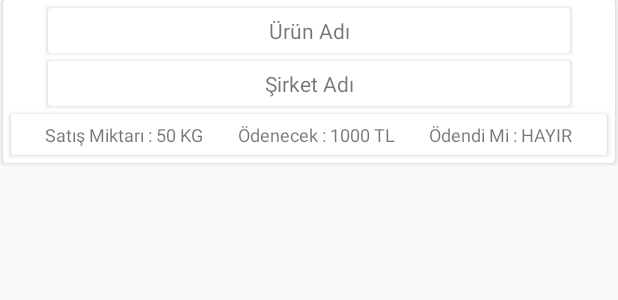
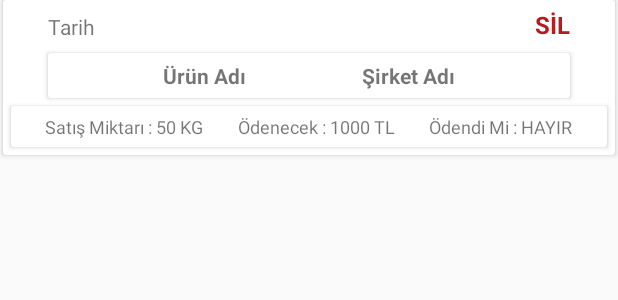
Before and after one commit to mertbabur/Stok-Tracking, an Android app: the layout cardview_sold_product_design.xml on its own in the app's theme, with its tools: preview values and no code run, on a phone screen of 412 x 824 dp. Shown: the top 300 px of the screen. Run offline under Robolectric (Android 15) with nearby library versions, the phone set to English and light mode, and no system bars.

Commit message:
düzenleme devam .

```diff
--- a/app/src/main/java/com/example/stoktakip/Adapters/SoldProductAdapter.java
+++ b/app/src/main/java/com/example/stoktakip/Adapters/SoldProductAdapter.java
@@ -43,7 +43,8 @@ public class SoldProductAdapter extends RecyclerView.Adapter<SoldProductAdapter.
     public class CardHolder extends RecyclerView.ViewHolder{
 
         TextView textView_cardView_SoldProduct_productName, textView_cardView_SoldProduct_companyName, textView_cardView_SoldProduct_soldQuantity
-                , textView_cardView_SoldProduct_debt, textView_cardView_SoldProduct_isPaid;
+                , textView_cardView_SoldProduct_debt, textView_cardView_SoldProduct_isPaid, textView_cardView_SoldProduct_deleteSoldProductClick
+                , textView_cardView_SoldProduct_productDate;
 
         CardView cardView_SoldProduct_productClick;
 
@@ -55,6 +56,9 @@ public class SoldProductAdapter extends RecyclerView.Adapter<SoldProductAdapter.
             textView_cardView_SoldProduct_soldQuantity = itemView.findViewById(R.id.textView_cardView_SoldProduct_soldQuantity);
             textView_cardView_SoldProduct_debt = itemView.findViewById(R.id.textView_cardView_SoldProduct_debt);
             textView_cardView_SoldProduct_isPaid = itemView.findViewById(R.id.textView_cardView_SoldProduct_isPaid);
+            textView_cardView_SoldProduct_productDate = itemView.findViewById(R.id.textView_cardView_SoldProduct_productDate);
+            textView_cardView_SoldProduct_deleteSoldProductClick = itemView.findViewById(R.id.textView_cardView_SoldProduct_deleteSoldProductClick);
+
 
             cardView_SoldProduct_productClick = itemView.findViewById(R.id.cardView_SoldProduct_productClick);
 
@@ -77,6 +81,8 @@ public class SoldProductAdapter extends RecyclerView.Adapter<SoldProductAdapter.
         SoldProduct soldProduct = soldProductList.get(position);
 
         setInfoSoldProductName(holder, soldProduct);
+
+        holder.textView_cardView_SoldProduct_productDate.setText("Tarih : " + soldProduct.getSoldDate());
 
         String customerKey = soldProduct.getCustomerKey();
         setInfoCompanyName(holder, customerKey);
@@ -104,7 +110,7 @@ public class SoldProductAdapter extends RecyclerView.Adapter<SoldProductAdapter.
             public void onDataChange(@NonNull DataSnapshot snapshot) {
 
                 Product product = snapshot.getValue(Product.class);
-                holder.textView_cardView_SoldProduct_productName.setText(product.getProductName());
+                holder.textView_cardView_SoldProduct_productName.setText("Ürün Adı : " + product.getProductName());
 
                 String typeProduct = product.getTypeProduct();
                 setProductSoldQuantity(holder, soldProduct.getSoldQuantity(), typeProduct);
@@ -133,7 +139,7 @@ public class SoldProductAdapter extends RecyclerView.Adapter<SoldProductAdapter.
 
                 String companyName = snapshot.getValue().toString();
 
-                holder.textView_cardView_SoldProduct_companyName.setText(companyName);
+                holder.textView_cardView_SoldProduct_companyName.setText("Şirket Adı : " + companyName);
 
             }
 
@@ -184,9 +190,7 @@ public class SoldProductAdapter extends RecyclerView.Adapter<SoldProductAdapter.
 
         holder.textView_cardView_SoldProduct_soldQuantity.setText("Satış Miktarı : " + soldQuantity + " " + type);
 
+    }
 
 
-
-    }
-
 }
--- a/app/src/main/res/layout/cardview_sold_product_design.xml
+++ b/app/src/main/res/layout/cardview_sold_product_design.xml
@@ -25,12 +25,12 @@
             android:layout_height="match_parent">
 
             <androidx.cardview.widget.CardView
-                android:id="@+id/cardView14"
+                android:id="@+id/cardView16"
                 android:layout_width="0dp"
                 android:layout_height="wrap_content"
                 android:layout_marginStart="30dp"
                 android:layout_marginLeft="30dp"
-                android:layout_marginTop="5dp"
+                android:layout_marginTop="35dp"
                 android:layout_marginEnd="30dp"
                 android:layout_marginRight="30dp"
                 app:layout_constraintEnd_toEndOf="parent"
@@ -46,34 +46,13 @@
                         android:id="@+id/textView_cardView_SoldProduct_productName"
                         android:layout_width="wrap_content"
                         android:layout_height="wrap_content"
-                        android:layout_marginTop="5dp"
-                        android:layout_marginBottom="5dp"
                         android:text="Ürün Adı"
+                        android:textStyle="bold"
                         app:layout_constraintBottom_toBottomOf="parent"
-                        app:layout_constraintEnd_toEndOf="parent"
+                        app:layout_constraintEnd_toStartOf="@+id/textView_cardView_SoldProduct_companyName"
                         app:layout_constraintHorizontal_bias="0.5"
                         app:layout_constraintStart_toStartOf="parent"
                         app:layout_constraintTop_toTopOf="parent" />
-                </androidx.constraintlayout.widget.ConstraintLayout>
-            </androidx.cardview.widget.CardView>
-
-            <androidx.cardview.widget.CardView
-                android:id="@+id/cardView16"
-                android:layout_width="0dp"
-                android:layout_height="wrap_content"
-                android:layout_marginStart="30dp"
-                android:layout_marginLeft="30dp"
-                android:layout_marginTop="5dp"
-                android:layout_marginEnd="30dp"
-                android:layout_marginRight="30dp"
-                app:layout_constraintEnd_toEndOf="parent"
-                app:layout_constraintHorizontal_bias="0.5"
-                app:layout_constraintStart_toStartOf="parent"
-                app:layout_constraintTop_toBottomOf="@+id/cardView14">
-
-                <androidx.constraintlayout.widget.ConstraintLayout
-                    android:layout_width="match_parent"
-                    android:layout_height="match_parent">
 
                     <TextView
                         android:id="@+id/textView_cardView_SoldProduct_companyName"
@@ -82,10 +61,11 @@
                         android:layout_marginTop="5dp"
                         android:layout_marginBottom="5dp"
                         android:text="Şirket Adı"
+                        android:textStyle="bold"
                         app:layout_constraintBottom_toBottomOf="parent"
                         app:layout_constraintEnd_toEndOf="parent"
                         app:layout_constraintHorizontal_bias="0.5"
-                        app:layout_constraintStart_toStartOf="parent"
+                        app:layout_constraintStart_toEndOf="@+id/textView_cardView_SoldProduct_productName"
                         app:layout_constraintTop_toTopOf="parent" />
                 </androidx.constraintlayout.widget.ConstraintLayout>
             </androidx.cardview.widget.CardView>
@@ -152,6 +132,31 @@
                         app:layout_constraintTop_toTopOf="parent" />
                 </androidx.constraintlayout.widget.ConstraintLayout>
             </androidx.cardview.widget.CardView>
+
+            <TextView
+                android:id="@+id/textView_cardView_SoldProduct_productDate"
+                android:layout_width="wrap_content"
+                android:layout_height="wrap_content"
+                android:layout_marginStart="30dp"
+                android:layout_marginLeft="30dp"
+                android:text="Tarih"
+                app:layout_constraintBottom_toTopOf="@+id/cardView16"
+                app:layout_constraintStart_toStartOf="parent"
+                app:layout_constraintTop_toTopOf="parent" />
+
+            <TextView
+                android:id="@+id/textView_cardView_SoldProduct_deleteSoldProductClick"
+                android:layout_width="wrap_content"
+                android:layout_height="wrap_content"
+                android:layout_marginTop="5dp"
+                android:layout_marginEnd="30dp"
+                android:layout_marginRight="30dp"
+                android:text="SİL"
+                android:textColor="#B71C1C"
+                android:textSize="16sp"
+                android:textStyle="bold"
+                app:layout_constraintEnd_toEndOf="parent"
+                app:layout_constraintTop_toTopOf="parent" />
         </androidx.constraintlayout.widget.ConstraintLayout>
     </androidx.cardview.widget.CardView>
 </androidx.constraintlayout.widget.ConstraintLayout>
```
